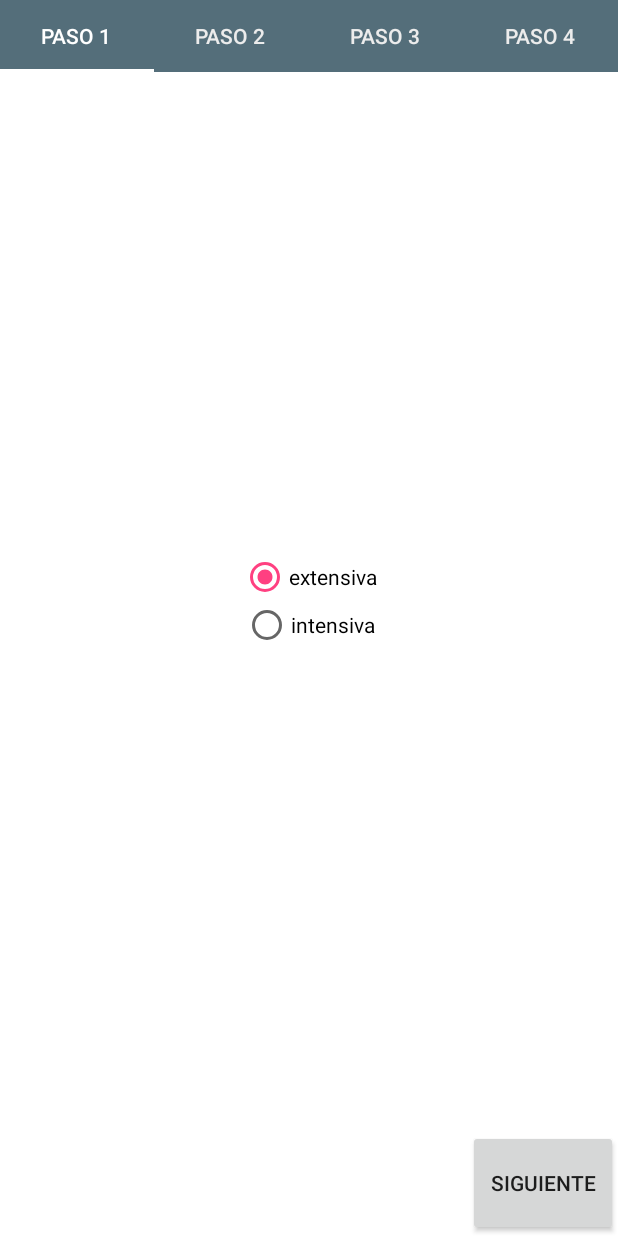
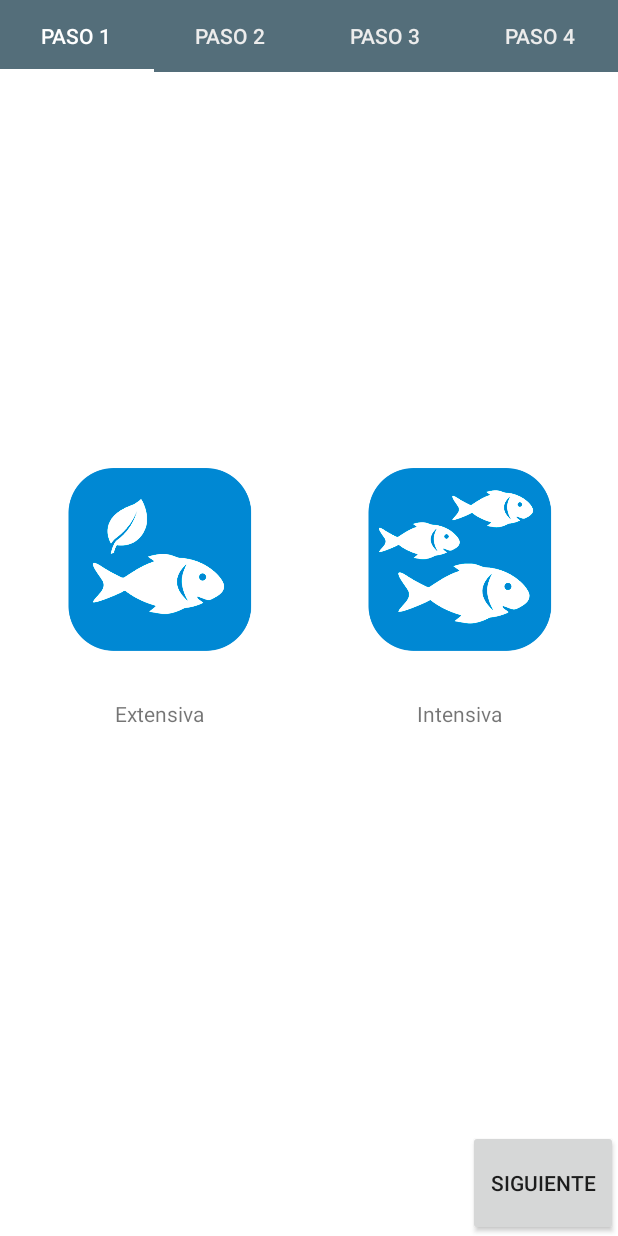
Before and after one commit to lordrubenbp/fish_quality, an Android app: the Screen1 screen opened directly, with no data from a screen before it, on a phone screen of 412 x 824 dp. Run offline under Robolectric (Android 15) with nearby library versions, the phone set to English and light mode, and no system bars.

Commit message:
Completo casi

```diff
--- a/app/src/main/AndroidManifest.xml
+++ b/app/src/main/AndroidManifest.xml
@@ -13,7 +13,8 @@
         android:roundIcon="@mipmap/ic_launcher_round"
         android:supportsRtl="true"
         android:theme="@style/AppTheme">
-        <activity android:name=".MainActivity">
+        <activity android:name=".MainActivity"
+            android:label="@string/title_activity_main">
             <intent-filter>
                 <action android:name="android.intent.action.MAIN" />
 
--- a/app/src/main/java/com/team3/fish_quality/ResultActivity.java
+++ b/app/src/main/java/com/team3/fish_quality/ResultActivity.java
@@ -15,7 +15,6 @@ public class ResultActivity extends AppCompatActivity {
     @Override
     public void onBackPressed() {
 
-        Intent intent= new Intent(getApplicationContext(),MainActivity.class);
-        startActivity(intent);
+       finish();
     }
 }
--- a/app/src/main/java/com/team3/fish_quality/Screen1.java
+++ b/app/src/main/java/com/team3/fish_quality/Screen1.java
@@ -5,8 +5,8 @@ import android.support.v4.app.Fragment;
 import android.view.LayoutInflater;
 import android.view.View;
 import android.view.ViewGroup;
-import android.widget.RadioButton;
-import android.widget.RadioGroup;
+import android.widget.ImageView;
+import android.widget.LinearLayout;
 
 /**
  * Created by ruben on 10/02/2018.
@@ -21,28 +21,26 @@ public class Screen1 extends Fragment {
         // Inflate the layout for this fragment
         final View rootView = inflater.inflate(R.layout.screen1_activity, container, false);
 
-        RadioGroup radioGroup = (RadioGroup) rootView.findViewById(R.id.screen1RadioGroup);
-        final RadioButton extensiveRButton=(RadioButton)rootView.findViewById(R.id.extensiveRadioButton);
-        extensiveRButton.setChecked(true);
-        DataSet.kindExplotation ="extensiva";
-        final RadioButton intensiveRButton=(RadioButton)rootView.findViewById(R.id.intensiveRadioButton);
-        radioGroup.setOnCheckedChangeListener(new RadioGroup.OnCheckedChangeListener()
-        {
+        LinearLayout extensiva=(LinearLayout)rootView.findViewById(R.id.extensivaIMG);
+        LinearLayout intensiva=(LinearLayout)rootView.findViewById(R.id.intensivaIMG);
+        final ImageView intensivaIMG=(ImageView)rootView.findViewById(R.id.intensivaChange);
+
+
+        extensiva.setOnClickListener(new View.OnClickListener() {
             @Override
-            public void onCheckedChanged(RadioGroup group, int checkedId) {
-
-                if(extensiveRButton.isChecked())
-                {
-                    DataSet.kindExplotation ="extensiva";
-
-                }else if (intensiveRButton.isChecked())
-                {
-                    DataSet.kindExplotation ="intensiva";
-                }
+            public void onClick(View view) {
+                DataSet.kindExplotation="extensiva";
             }
         });
 
+        intensiva.setOnClickListener(new View.OnClickListener() {
+            @Override
+            public void onClick(View view) {
+                DataSet.kindExplotation="intensiva";
+                intensivaIMG.setImageResource(R.drawable.intensivon);
 
+            }
+        });
         return rootView;
     }
 
--- a/app/src/main/res/layout/screen1_activity.xml
+++ b/app/src/main/res/layout/screen1_activity.xml
@@ -14,24 +14,47 @@
         android:layout_weight="10"
         android:gravity="center">
 
-        <RadioGroup xmlns:android="http://schemas.android.com/apk/res/android"
-            android:id="@+id/screen1RadioGroup"
-            android:layout_width="fill_parent"
-            android:layout_height="wrap_content"
-            android:gravity="center"
-            android:orientation="vertical">
-            <RadioButton android:id="@+id/extensiveRadioButton"
-                android:layout_width="wrap_content"
-                android:layout_height="wrap_content"
-                android:text="@string/extensive"
-                />
-            <RadioButton android:id="@+id/intensiveRadioButton"
-                android:layout_width="wrap_content"
-                android:layout_height="wrap_content"
-                android:text="@string/intensive"
+        <LinearLayout
+            android:id="@+id/extensivaIMG"
+            android:layout_width="200dp"
+            android:layout_height="200dp"
+            android:orientation="vertical"
+            android:gravity="center">
+            <ImageView
 
-                />
-        </RadioGroup>
+                android:layout_width="150dp"
+                android:layout_height="150dp"
+                android:scaleType="fitCenter"
+                android:src="@drawable/extensivo" />
+            <TextView
+                android:layout_width="match_parent"
+                android:layout_height="match_parent"
+                android:text="Extensiva"
+                android:gravity="center"/>
+
+        </LinearLayout>
+
+
+        <LinearLayout
+            android:id="@+id/intensivaIMG"
+            android:layout_width="200dp"
+            android:layout_height="200dp"
+            android:orientation="vertical"
+            android:gravity="center">
+            <ImageView
+
+                android:id="@+id/intensivaChange"
+                android:layout_width="150dp"
+                android:layout_height="150dp"
+                android:scaleType="fitCenter"
+                android:src="@drawable/intensivo" />
+            <TextView
+                android:layout_width="match_parent"
+                android:layout_height="match_parent"
+                android:text="Intensiva"
+                android:gravity="center"/>
+
+        </LinearLayout>
     </LinearLayout>
 
     <Button
--- a/app/src/main/res/layout/screen4_activity.xml
+++ b/app/src/main/res/layout/screen4_activity.xml
@@ -25,7 +25,7 @@
                 android:layout_width="200dp"
                 android:layout_height="200dp"
                 android:layout_margin="10dp"
-                app:srcCompat="@mipmap/ic_launcher" />
+                app:srcCompat="@drawable/proveico" />
 
             <LinearLayout
                 android:layout_width="wrap_content"
@@ -73,7 +73,7 @@
                 android:layout_width="200dp"
                 android:layout_height="200dp"
                 android:layout_margin="10dp"
-                app:srcCompat="@mipmap/ic_launcher" />
+                app:srcCompat="@drawable/consuico" />
 
             <LinearLayout
                 android:layout_width="wrap_content"
--- a/app/src/main/res/values/strings.xml
+++ b/app/src/main/res/values/strings.xml
@@ -6,8 +6,8 @@
     <string name="screen4">Paso 4</string>
     <string name="screen5">screen5</string>
     <string name="screen6">screen6</string>
-    <string name="title_activity_main">MainActivity</string>
-    <string name="title_activity_form">FormActivity</string>
+    <string name="title_activity_main">Inicio</string>
+    <string name="title_activity_form">Inicio</string>
     <string name="title_activity_main2">Main2Activity</string>
     <string name="extensive">extensiva</string>
     <string name="intensive">intensiva</string>
@@ -17,4 +17,5 @@
     <string name="lechobac">L.Bacteriano</string>
     <string name="rototamiz">Rototamiz</string>
     <string name="sodis">SODIS</string>
+
 </resources>
```
Also changed, not shown: app/src/main/res/layout/activity_main.xml (+13 -4 lines), app/src/main/res/layout/screen2_activity.xml (+6 -6 lines), app/src/main/res/drawable/consuico.png (added), app/src/main/res/drawable/extensivo.png (added), app/src/main/res/drawable/fishico.png (added), app/src/main/res/drawable/foodico.png (added), app/src/main/res/drawable/intensivo.png (added), app/src/main/res/drawable/intensivon.png (added), app/src/main/res/drawable/otrosico.png (added), app/src/main/res/drawable/producico.png (added), app/src/main/res/drawable/proveico.png (added), app/src/main/res/drawable/trigoico.png (added).
